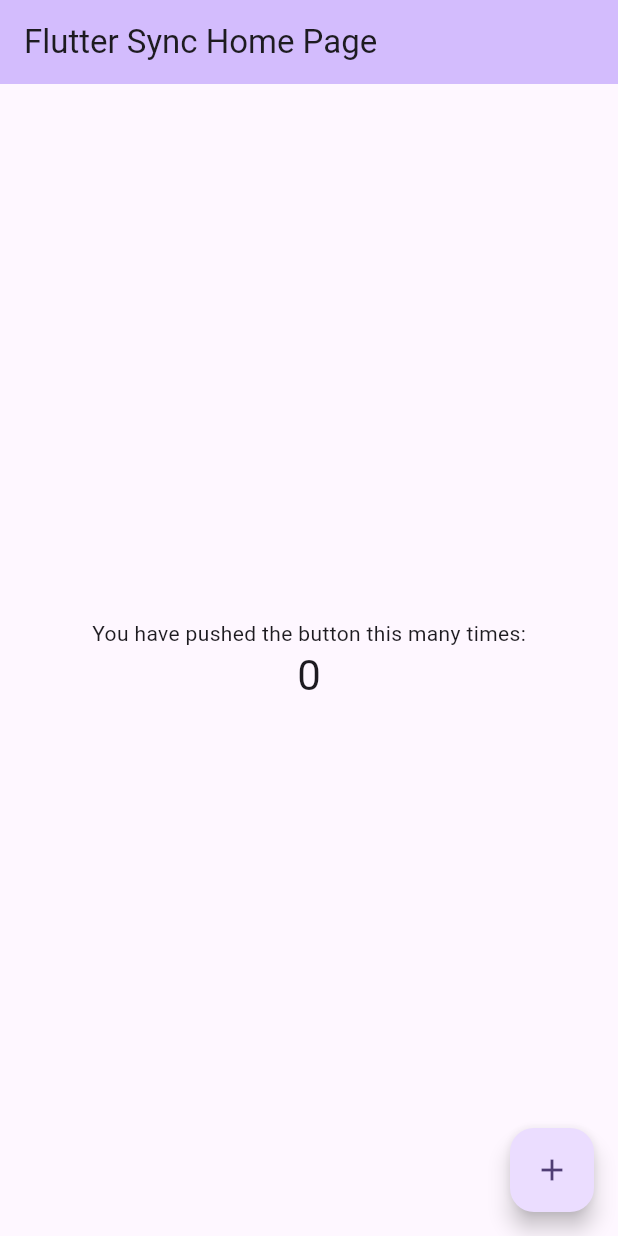
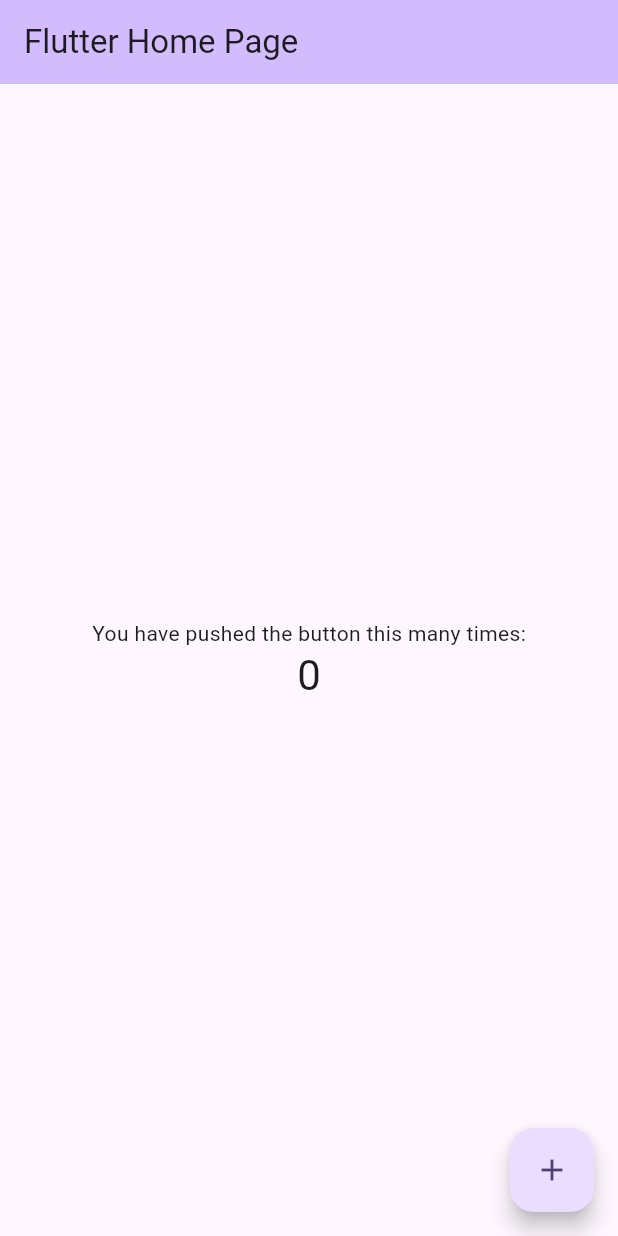
Before and after one commit to aburke03/GrocerWe, a Flutter app: the screen it shows after launch, on a phone screen of 412 x 824 dp. Run offline on Flutter 3.47's test engine with Material 3 defaults, Android fonts, the phone set to English and light mode, and no system bars.

```diff
--- a/grocerwe/lib/main.dart
+++ b/grocerwe/lib/main.dart
@@ -31,7 +31,7 @@ class MyApp extends StatelessWidget {
         colorScheme: ColorScheme.fromSeed(seedColor: Colors.deepPurple),
         useMaterial3: true,
       ),
-      home: const MyHomePage(title: 'Flutter Sync Home Page'),
+      home: const MyHomePage(title: 'Flutter Home Page'),
     );
   }
 }
```
